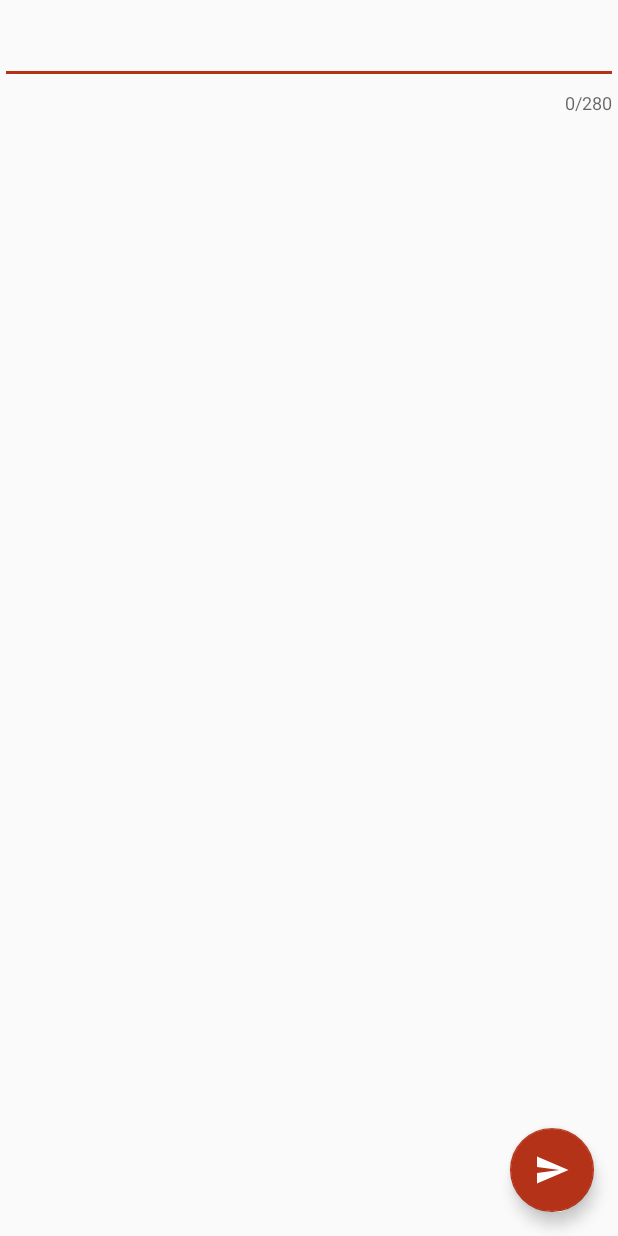
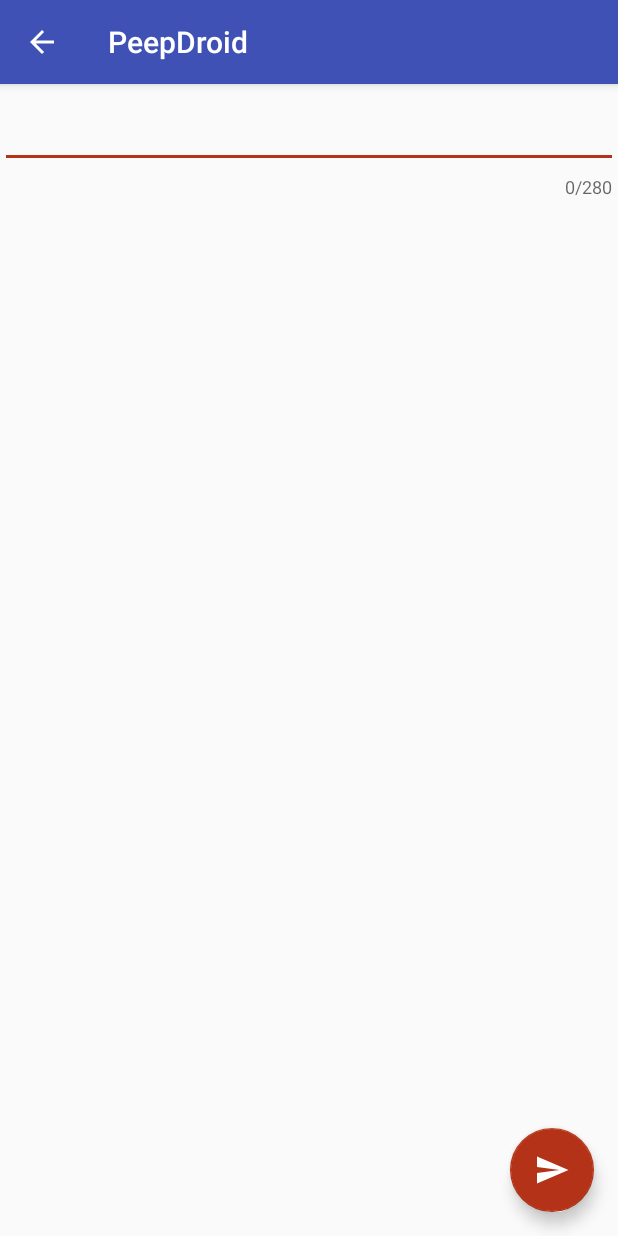
Before and after one commit to ligi/PeepDroid, an Android app: the PeepActivity screen opened directly, with no data from a screen before it, on a phone screen of 412 x 824 dp. Run offline under Robolectric (Android 15) with nearby library versions, the phone set to English and light mode, and no system bars; libraries missing offline, so code that uses them is left out: org.ligi.kaxt, org.ligi.kaxtui.

Commit message:
Add toolbar to PeepActivity

```diff
--- a/app/src/main/java/org/ligi/peepdroid/PeepActivity.kt
+++ b/app/src/main/java/org/ligi/peepdroid/PeepActivity.kt
@@ -18,6 +18,7 @@ class PeepActivity : AppCompatActivity() {
         super.onCreate(savedInstanceState)
         setContentView(R.layout.activity_peep)
 
+        setSupportActionBar(toolbar)
         supportActionBar?.setDisplayHomeAsUpEnabled(true)
 
         val peep = if (intent.hasExtra("PEEP")) {
--- a/app/src/main/res/layout/activity_peep.xml
+++ b/app/src/main/res/layout/activity_peep.xml
@@ -5,9 +5,23 @@
         xmlns:app="http://schemas.android.com/apk/res-auto"
         android:layout_width="match_parent"
         android:layout_height="match_parent"
-        tools:context=".MainActivity">
+        tools:context=".PeepActivity">
+
+    <android.support.design.widget.AppBarLayout
+            android:id="@+id/appbar"
+            android:layout_width="match_parent"
+            android:layout_height="wrap_content"
+            android:theme="@style/ThemeOverlay.AppCompat.Dark.ActionBar">
+        <android.support.v7.widget.Toolbar
+                android:id="@+id/toolbar"
+                android:layout_width="match_parent"
+                android:layout_height="?attr/actionBarSize"
+                android:background="?attr/colorPrimary"
+                android:theme="@style/ThemeOverlay.AppCompat.ActionBar"/>
+    </android.support.design.widget.AppBarLayout>
 
     <FrameLayout
+            app:layout_constraintTop_toBottomOf="@id/appbar"
             android:id="@+id/peep_container"
             android:layout_width="wrap_content"
             android:layout_height="wrap_content"/>
```
